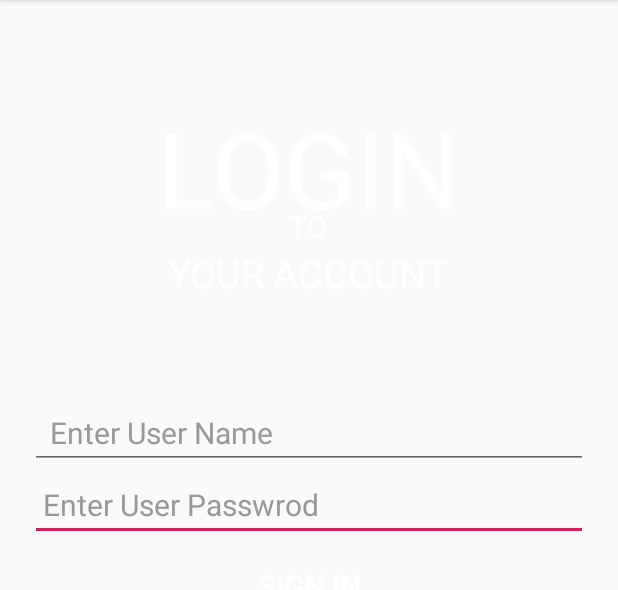
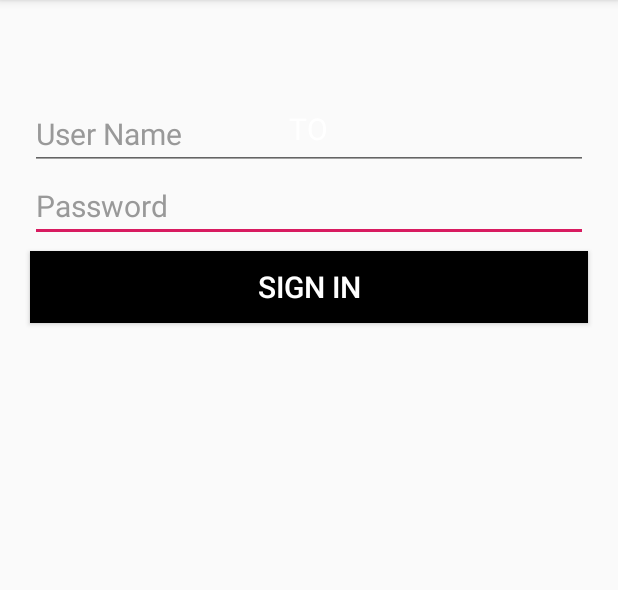
Before and after one commit to r4zorgeek/AsyncManage, an Android app: the screen it shows after launch (LoginActivity), on a phone screen of 412 x 824 dp, the part 84-674 px from its top. Run offline under Robolectric (Android 15) with nearby library versions, the phone set to English and light mode, and no system bars; our stand-ins replace Volley; 2 statements that could not run were skipped.

Commit message:
some files added

```diff
--- a/app/src/main/java/com/r4zor/asyncmanage/MainActivity.java
+++ b/app/src/main/java/com/r4zor/asyncmanage/MainActivity.java
@@ -104,7 +104,12 @@ public class MainActivity extends AppCompatActivity
         } else if (id == R.id.nav_change_request_pass) {
             Intent i = ChangeRequestPasswd.newIntent(this);
             startActivity(i);
+
+        } else if (id == R.id.nav_history) {
+            Intent i = UserHistory.newIntent(this);
+            startActivity(i);
         }
+
 
 //        } else if (id == R.id.nav_share) {
 //
--- a/app/src/main/java/com/r4zor/asyncmanage/UsersAdapter.java
+++ b/app/src/main/java/com/r4zor/asyncmanage/UsersAdapter.java
@@ -22,14 +22,14 @@ public class UsersAdapter extends RecyclerView.Adapter<UsersAdapter.UsersViewHol
     class UsersViewHolder extends RecyclerView.ViewHolder {
         protected TextView vusername;
         protected TextView vid;
-        protected TextView vemail;
+        // protected TextView vemail;
 
 
         private UsersViewHolder(View itemView) {
             super(itemView);
             vusername = (TextView) itemView.findViewById(R.id.username);
             vid = (TextView) itemView.findViewById(R.id.user_id);
-            vemail = (TextView) itemView.findViewById(R.id.email);
+//            vemail = (TextView) itemView.findViewById(R.id.email);
         }
     }
 
@@ -47,7 +47,7 @@ public class UsersAdapter extends RecyclerView.Adapter<UsersAdapter.UsersViewHol
     @Override
     public void onBindViewHolder(@NonNull UsersViewHolder holder, int position) {
         Users u = mUserList.get(position);
-        holder.vemail.setText(u.getEmail().toString());
+//        holder.vemail.setText(u.getEmail().toString());
         holder.vusername.setText(u.getName().toString());
         holder.vid.setText(String.valueOf(u.getId()));
     }
--- a/app/src/main/res/layout/activity_login.xml
+++ b/app/src/main/res/layout/activity_login.xml
@@ -26,7 +26,7 @@
         android:layout_alignEnd="@+id/password"
         android:layout_alignRight="@+id/password"
         android:layout_marginTop="6dp"
-        android:background="#00FFFFFF"
+        android:background="#000000"
         android:text="SIGN IN"
         android:textColor="@android:color/white"
         android:textSize="20sp" />
@@ -41,7 +41,7 @@
         android:layout_alignEnd="@+id/username"
         android:layout_alignRight="@+id/username"
         android:ems="10"
-        android:hint=" Enter User Passwrod"
+        android:hint="Password"
         android:inputType="textPassword"
         android:textColor="#FFFFFF"
         android:textColorHint="#999999"
@@ -56,22 +56,10 @@
         android:layout_marginLeft="20dp"
         android:layout_marginTop="65dp"
         android:layout_marginRight="20dp"
-        android:hint="  Enter User Name"
+        android:hint="User Name"
         android:textColor="#FFFFFF"
         android:textColorHint="#999999"
         android:textSize="20sp" />
-
-    <TextView
-        android:id="@+id/textView"
-        android:layout_width="wrap_content"
-        android:layout_height="wrap_content"
-        android:layout_alignParentTop="true"
-        android:layout_centerHorizontal="true"
-        android:layout_marginTop="65dp"
-        android:text="LOGIN"
-        android:textAppearance="?android:attr/textAppearanceMedium"
-        android:textColor="#FFFFFF"
-        android:textSize="70sp" />
 
     <TextView
         android:id="@+id/textView2"
@@ -85,24 +73,5 @@
         android:textColor="#FFFFFF"
         android:textSize="20sp" />
 
-    <TextView
-        android:id="@+id/textView3"
-        android:layout_width="wrap_content"
-        android:layout_height="wrap_content"
-        android:layout_below="@+id/textView2"
-        android:layout_centerHorizontal="true"
-        android:text="YOUR ACCOUNT"
-        android:textAppearance="?android:attr/textAppearanceMedium"
-        android:textColor="#FFFFFF"
-        android:textSize="25sp" />
-
-    <View
-        android:id="@+id/title"
-        android:layout_width="match_parent"
-        android:layout_height="wrap_content"
-        android:layout_alignParentTop="true"
-        android:layout_marginTop="-3dp"
-        android:alpha="0"
-        android:background="#000000" />
 
 </RelativeLayout>
```
Also changed, not shown: app/src/main/java/com/r4zor/asyncmanage/AdminLog.java (added, +40 -0 lines), app/src/main/java/com/r4zor/asyncmanage/HistoryAdapter.java (added, +56 -0 lines), app/src/main/java/com/r4zor/asyncmanage/UserHistory.java (+50 -18 lines), app/src/main/java/com/r4zor/asyncmanage/Users.java (+7 -7 lines), app/src/main/java/com/r4zor/asyncmanage/ViewUsers.java (+94 -5 lines), app/src/main/res/layout/activity_user_history.xml (+9 -0 lines), app/src/main/res/layout/card_layout_history.xml (added, +37 -0 lines).
